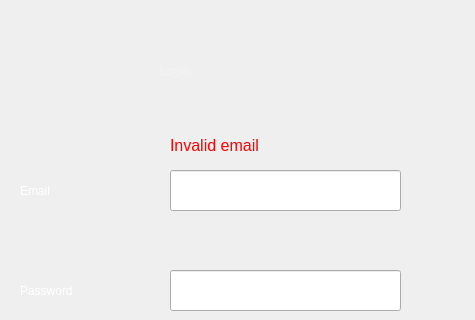
smorcor744/pyQT, file FireBase/ui/login.ui: the form before one commit; both pictures show x 0 to 475 and y 0 to 320 of the 475 by 626 pixel window.
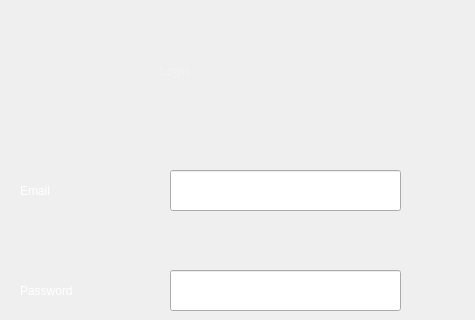
The form after the commit.

```diff
--- a/FireBase/ui/login.ui
+++ b/FireBase/ui/login.ui
@@ -75,31 +75,6 @@
      <string>Don't have an account? </string>
     </property>
    </widget>
-   <widget class="QLabel" name="invalid">
-    <property name="geometry">
-     <rect>
-      <x>170</x>
-      <y>130</y>
-      <width>141</width>
-      <height>31</height>
-     </rect>
-    </property>
-    <property name="font">
-     <font>
-      <family>MS Shell Dlg 2</family>
-      <pointsize>12</pointsize>
-      <italic>false</italic>
-      <bold>false</bold>
-     </font>
-    </property>
-    <property name="styleSheet">
-     <string notr="true">font: 12pt &quot;MS Shell Dlg 2&quot;;
-color: rgb(255, 0, 0);</string>
-    </property>
-    <property name="text">
-     <string>Invalid email</string>
-    </property>
-   </widget>
    <widget class="QLabel" name="label">
     <property name="geometry">
      <rect>
```
